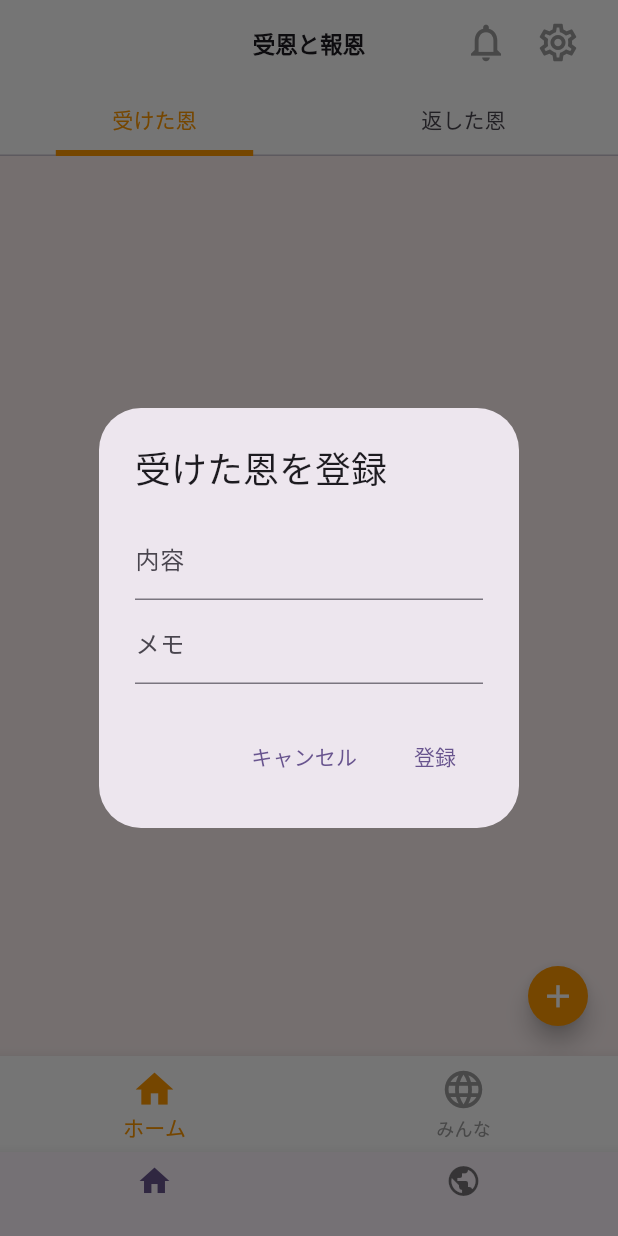
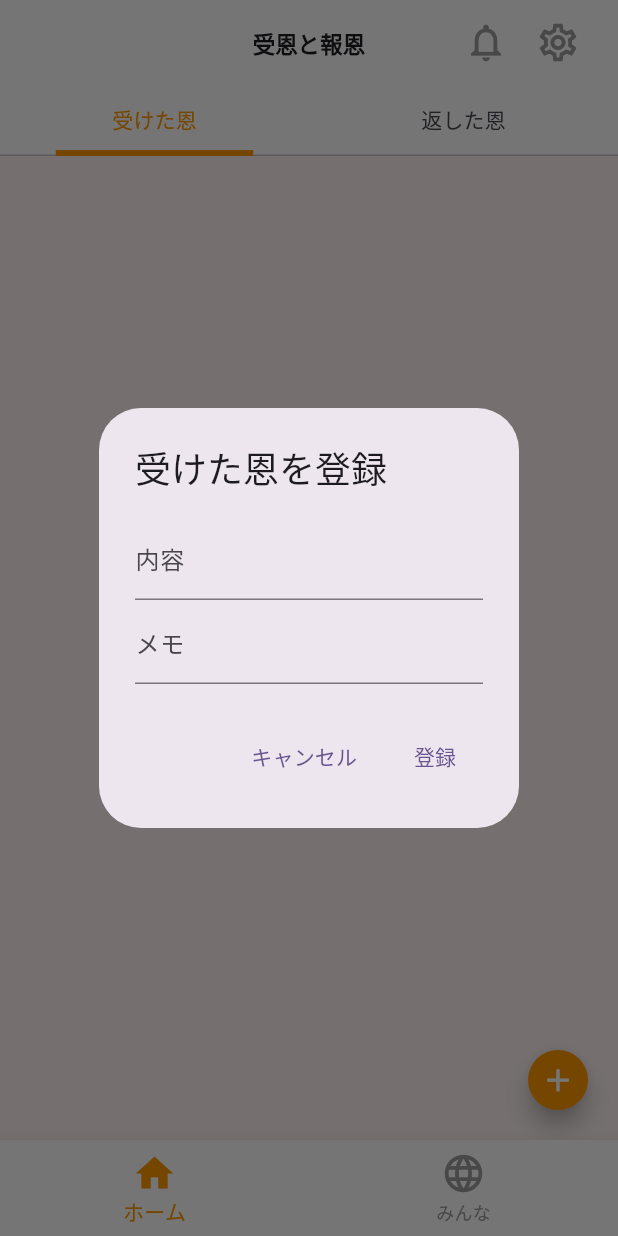
Before and after one commit to shinonome-inc/yumemi-pg-hackathon-team2, a Flutter app: the screen it shows after launch, after a tap on the "add" icon, on a phone screen of 412 x 824 dp. Run offline on Flutter 3.47's test engine with Material 3 defaults, Android fonts, the phone set to English and light mode, and no system bars; our stand-ins replace dio, flutter_hooks, freezed_annotation, hooks_riverpod, riverpod_annotation, shared_preferences; missing offline and left inert: riverpod_paging_utils; generated files the repository leaves out were written again.

Commit message:
軽微な修正

```diff
--- a/app/lib/page/home/home_page.dart
+++ b/app/lib/page/home/home_page.dart
@@ -13,10 +13,6 @@ final StateProvider<int> giveTakeProvider = StateProvider<int>((ref) {
   return 0;
 });
 
-final StateProvider<int> homeEveryProvider = StateProvider<int>((ref) {
-  return 0;
-});
-
 class HomePage extends ConsumerWidget {
   const HomePage({super.key});
 
@@ -24,7 +20,6 @@ class HomePage extends ConsumerWidget {
   Widget build(BuildContext context, WidgetRef ref) {
     final int topBarIndex = ref.watch(giveTakeProvider);
     final Color topBarColor = [Colors.orange, Colors.blue][topBarIndex];
-    final int bottomNavigationBarIndex = ref.watch(homeEveryProvider);
 
     return DefaultTabController(
       length: 2,
@@ -89,20 +84,6 @@ class HomePage extends ConsumerWidget {
             RepaidFavorList(),
           ],
         ),
-        bottomNavigationBar: BottomNavigationBar(
-          items: <BottomNavigationBarItem>[
-            BottomNavigationBarItem(icon: Icon(Icons.home), label: "ホーム"),
-            BottomNavigationBarItem(icon: Icon(Icons.language), label: "みんな"),
-          ],
-          currentIndex: bottomNavigationBarIndex,
-          onTap: (index) {
-            ref.read(homeEveryProvider.notifier).state = index;
-          },
-          iconSize: 30,
-          backgroundColor: Colors.white,
-          selectedItemColor: Colors.orange,
-          unselectedItemColor: Colors.grey,
-        ),
       ),
     );
   }
--- a/app/lib/page/navigation_root/navigation_root.dart
+++ b/app/lib/page/navigation_root/navigation_root.dart
@@ -1,5 +1,4 @@
 import 'package:app/page/home/home_page.dart';
-import 'package:app/page/setting/setting_page.dart';
 import 'package:app/page/share/share_page.dart';
 import 'package:flutter/material.dart';
 
@@ -30,25 +29,16 @@ class _NavigationRootState extends State<NavigationRoot> {
     return Scaffold(
       body: IndexedStack(index: _selectedIndex, children: widgetOptions),
       bottomNavigationBar: BottomNavigationBar(
-        selectedFontSize: 12,
-        unselectedFontSize: 12,
-        type: BottomNavigationBarType.fixed,
-        items: const <BottomNavigationBarItem>[
-          BottomNavigationBarItem(
-            icon: Icon(Icons.home),
-            label: '',
-          ),
-          BottomNavigationBarItem(
-            icon: Icon(Icons.public),
-            label: '',
-          ),
-          // BottomNavigationBarItem(
-          //   icon: Icon(Icons.settings),
-          //   label: '',
-          // ),
+        items: <BottomNavigationBarItem>[
+          BottomNavigationBarItem(icon: Icon(Icons.home), label: "ホーム"),
+          BottomNavigationBarItem(icon: Icon(Icons.language), label: "みんな"),
         ],
         currentIndex: _selectedIndex,
         onTap: _onItemTap,
+        iconSize: 30,
+        backgroundColor: Colors.white,
+        selectedItemColor: Colors.orange,
+        unselectedItemColor: Colors.grey,
       ),
     );
   }
```
Also changed, not shown: 1 other file.
